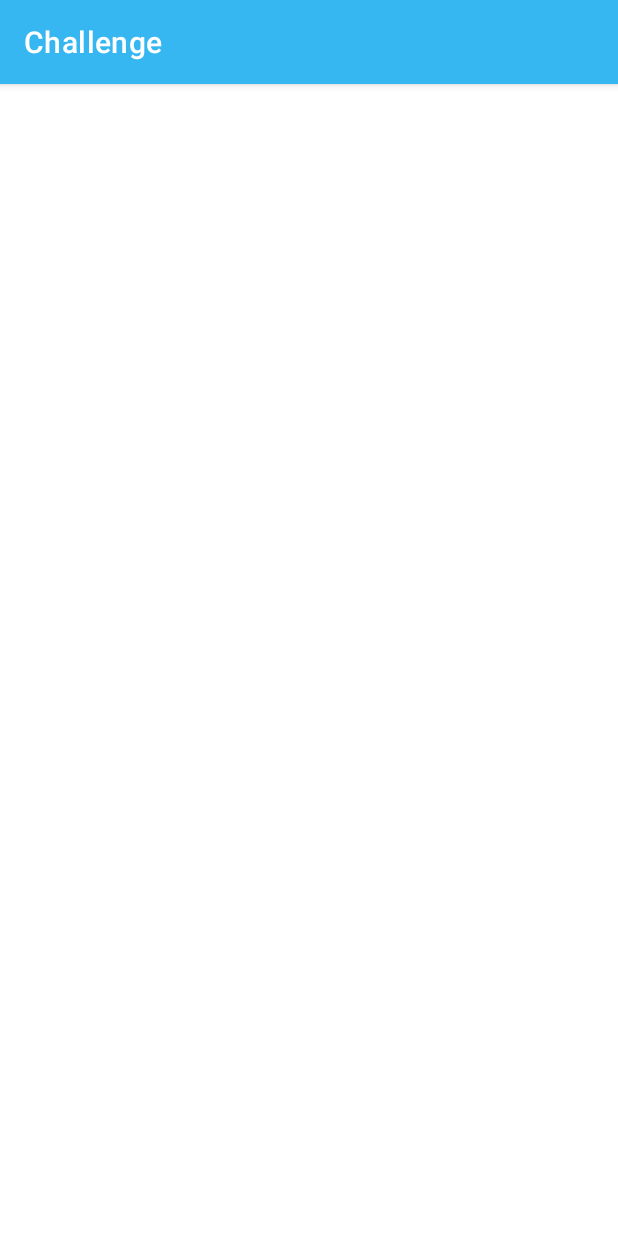
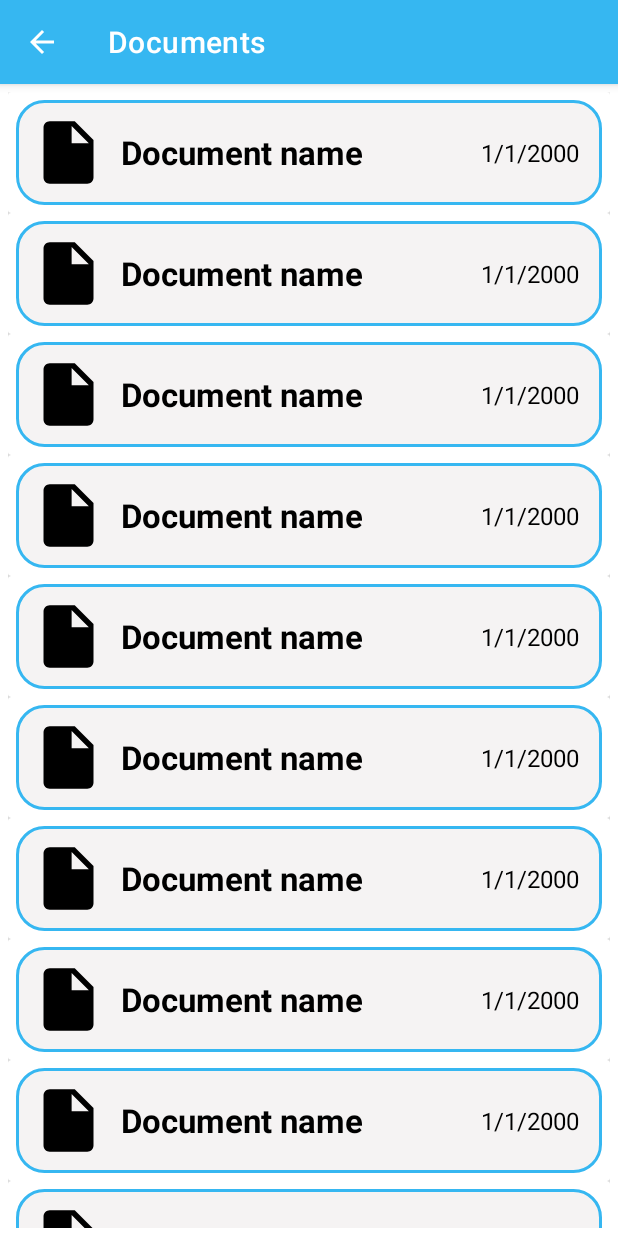
Before and after one commit to djuraskovicc/Unija-Challenge, an Android app: the Documents screen opened directly, with no data from a screen before it, on a phone screen of 412 x 824 dp. Run offline under Robolectric (Android 15) with nearby library versions, the phone set to English and light mode, and no system bars.

Commit message:
Documents activity created

```diff
--- a/app/src/main/AndroidManifest.xml
+++ b/app/src/main/AndroidManifest.xml
@@ -23,7 +23,9 @@
         tools:targetApi="31">
         <activity
             android:name=".Documents"
-            android:exported="false" />
+            android:exported="false"
+            android:label="Documents"
+            android:parentActivityName=".MainActivity"/>
         <activity
             android:name=".Settings"
             android:exported="false"
@@ -43,10 +45,8 @@
             android:exported="true">
             <intent-filter>
                 <action android:name="android.intent.action.MAIN" />
-
                 <category android:name="android.intent.category.LAUNCHER" />
             </intent-filter>
         </activity>
     </application>
-
 </manifest>
--- /dev/null
+++ b/app/src/main/java/com/example/challange/DocumentItem.java
@@ -0,0 +1,19 @@
+package com.example.challange;
+
+public class DocumentItem {
+    String documentName = "Document name";
+    String date = "1/1/2000";
+
+    /*public DocumentItem(String documentName, String date){
+        this.documentName = documentName;
+        this.date = date;
+    }*/
+
+    public String getDocumentName(){
+        return documentName;
+    }
+
+    public String getDocumentDate(){
+        return date;
+    }
+}
--- a/app/src/main/java/com/example/challange/Documents.java
+++ b/app/src/main/java/com/example/challange/Documents.java
@@ -1,15 +1,33 @@
 package com.example.challange;
 
 import androidx.appcompat.app.AppCompatActivity;
+import androidx.recyclerview.widget.LinearLayoutManager;
+import androidx.recyclerview.widget.RecyclerView;
+
 import android.os.Bundle;
 
+import java.util.ArrayList;
+
 public class Documents extends AppCompatActivity {
+    ArrayList<DocumentItem> documents;
+    RecyclerView recyclerView;
 
     @Override
     protected void onCreate(Bundle savedInstanceState) {
         super.onCreate(savedInstanceState);
         setContentView(R.layout.activity_documents);
 
+        documents = new ArrayList<>();
+        recyclerView = findViewById(R.id.recycler_view);
 
+        documentItems();
+        recyclerView.setLayoutManager(new LinearLayoutManager(Documents.this));
+        recyclerView.setAdapter(new DocumentsAdapter(Documents.this, documents));
+    }
+
+    private void documentItems(){
+        for(int i = 0; i <= 10; i++){
+            documents.add(new DocumentItem());
+        }
     }
 }
--- /dev/null
+++ b/app/src/main/java/com/example/challange/DocumentsAdapter.java
@@ -0,0 +1,53 @@
+package com.example.challange;
+
+import android.content.Context;
+import android.view.LayoutInflater;
+import android.view.View;
+import android.view.ViewGroup;
+import android.widget.TextView;
+
+import androidx.annotation.NonNull;
+import androidx.cardview.widget.CardView;
+import androidx.recyclerview.widget.RecyclerView;
+import java.util.ArrayList;
+
+public class DocumentsAdapter extends RecyclerView.Adapter<DocumentsAdapter.ViewHolder> {
+    ArrayList<DocumentItem> documents;
+    Context context;
+
+    public DocumentsAdapter(Context context, ArrayList<DocumentItem> documents){
+        this.context = context;
+        this.documents = documents;
+    }
+
+    @NonNull
+    @Override
+    public DocumentsAdapter.ViewHolder onCreateViewHolder(@NonNull ViewGroup parent, int viewType) {
+        View view = LayoutInflater.from(context).inflate(R.layout.document_card, parent, false);
+        return new DocumentsAdapter.ViewHolder(view);
+    }
+
+    @Override
+    public void onBindViewHolder(@NonNull ViewHolder holder, int position) {
+        DocumentItem item = documents.get(position);
+        holder.documentName.setText(item.getDocumentName());
+        holder.date.setText(item.getDocumentDate());
+    }
+
+    @Override
+    public int getItemCount() {
+        return documents.size();
+    }
+
+    public static class ViewHolder extends RecyclerView.ViewHolder{
+        CardView card;
+        TextView documentName, date;
+
+        public ViewHolder(@NonNull View itemView) {
+            super(itemView);
+            card = itemView.findViewById(R.id.card);
+            documentName = itemView.findViewById(R.id.document_name);
+            date = itemView.findViewById(R.id.upload_date);
+        }
+    }
+}
--- a/app/src/main/java/com/example/challange/MainAdapter.java
+++ b/app/src/main/java/com/example/challange/MainAdapter.java
@@ -40,8 +40,7 @@ public class MainAdapter extends RecyclerView.Adapter<MainAdapter.ViewHolder> {
 
     public static class ViewHolder extends RecyclerView.ViewHolder{
         CardView card;
-        TextView email;
-        TextView emailAddress;
+        TextView email, emailAddress;
 
         public ViewHolder(@NonNull View itemView) {
             super(itemView);
```
Also changed, not shown: app/src/main/java/com/example/challange/MainActivity.java (+5 -9 lines).
